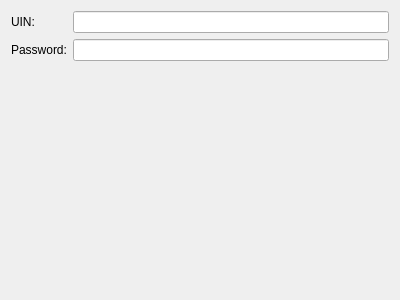
First picture: the form in haze/icq-main-options-widget.ui, repository KDE/ktp-accounts-kcm, before the edit.
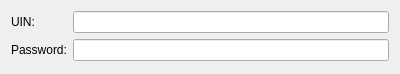
Second picture: the form after the edit. Custom widgets are drawn as their Qt base class.

The edit to the form file:
```diff
--- a/haze/icq-main-options-widget.ui
+++ b/haze/icq-main-options-widget.ui
@@ -7,15 +7,27 @@
     <x>0</x>
     <y>0</y>
     <width>400</width>
-    <height>300</height>
+    <height>74</height>
    </rect>
   </property>
+  <property name="sizePolicy">
+   <sizepolicy hsizetype="Preferred" vsizetype="Minimum">
+    <horstretch>0</horstretch>
+    <verstretch>0</verstretch>
+   </sizepolicy>
+  </property>
   <property name="windowTitle">
    <string>Account Preferences</string>
   </property>
   <layout class="QVBoxLayout" name="verticalLayout_2">
+   <property name="sizeConstraint">
+    <enum>QLayout::SetMinimumSize</enum>
+   </property>
    <item>
     <layout class="QFormLayout" name="formLayout">
+     <property name="sizeConstraint">
+      <enum>QLayout::SetMinimumSize</enum>
+     </property>
      <item row="0" column="0">
       <widget class="QLabel" name="accountLabel">
        <property name="text">
@@ -42,19 +54,6 @@
      </item>
     </layout>
    </item>
-   <item>
-    <spacer name="verticalSpacer">
-     <property name="orientation">
-      <enum>Qt::Vertical</enum>
-     </property>
-     <property name="sizeHint" stdset="0">
-      <size>
-       <width>20</width>
-       <height>219</height>
-      </size>
-     </property>
-    </spacer>
-   </item>
   </layout>
  </widget>
  <customwidgets>
```
